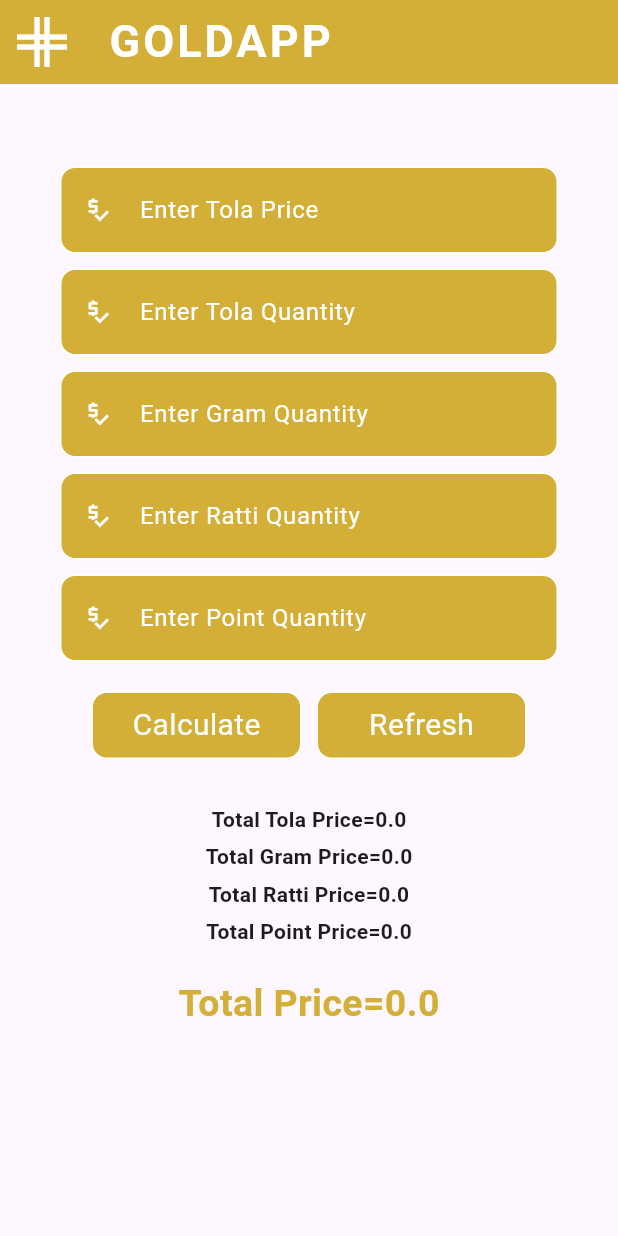
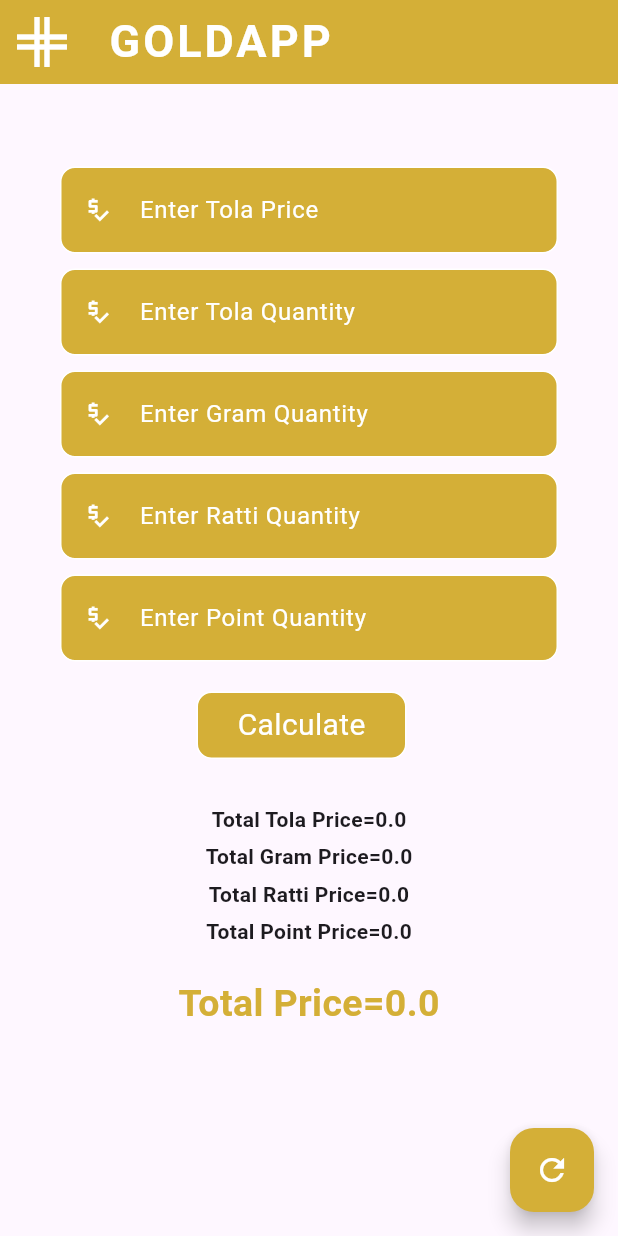
Before and after one commit to rehman3512/Gold-Calculation-App, a Flutter app: the screen it shows after launch, after a tap on "Calculate", on a phone screen of 412 x 824 dp. Run offline on Flutter 3.47's test engine with Material 3 defaults, Android fonts, the phone set to English and light mode, and no system bars; our stand-ins replace get.

```diff
--- a/lib/GoldApp.dart
+++ b/lib/GoldApp.dart
@@ -1,4 +1,5 @@
 import 'package:flutter/material.dart';
+import 'package:get/get.dart';
 
 class GoldApp extends StatefulWidget {
   const GoldApp({super.key});
@@ -20,6 +21,131 @@ class _GoldAppState extends State<GoldApp> {
   double rattip=0;
   double pointp=0;
 
+  // Function
+  // 1st function refreshed button
+  void refreshed()
+  {
+    if(tolapriceController.text=="" && tolaquantityController.text==" "
+        && mashaQuantityController.text==" " && rattiQuantityController.text==" "
+        && pointQuantityContoller.text==" ")
+    {
+      Get.defaultDialog(
+        title: "Information",
+        content: Text("The field is already empty"),
+        actions: [
+          Column(children: [
+            Icon(Icons.info,color: Colors.red,),
+            TextButton(onPressed: (){
+              Get.back();
+              setState(() {
+
+              });
+            }, child: Text("Ok")),
+          ],),
+        ],
+      );
+    }
+    else
+    {
+      Get.defaultDialog(
+        title: "information",
+        content: Text("Are you sure you want to refresh it"),
+        actions: [
+          Row(
+            mainAxisAlignment: MainAxisAlignment.spaceEvenly,
+            children: [
+              Container(
+                child: TextButton(onPressed: (){
+                  Get.back();
+                  setState(() {
+
+                  });
+                }, child: Text("No")),
+              ),
+              Container(
+                child: TextButton(onPressed: (){
+                  tolapriceController.clear();
+                  tolaquantityController.clear();
+                  mashaQuantityController.clear();
+                  rattiQuantityController.clear();
+                  pointQuantityContoller.clear();
+                  setState(() {
+
+                  });
+                }, child: Text("Yes"),),
+              ),
+            ],)
+        ],
+      );
+    }
+  }
+  // 2nd function calculation button
+  void calculate()
+  {
+    if (tolapriceController.text==" ")
+    {
+      Get.snackbar(
+          "Error","Please enter gold price",colorText: Colors.deepOrange,
+          backgroundColor: Colors.white,
+          icon: Icon(Icons.warning,color: Colors.red,)
+      );
+    }
+    else
+    {
+      if(tolaquantityController.text==" ")
+      {
+        tolaquantityController.text='0';
+      }
+      if(mashaQuantityController.text==" ")
+      {
+        mashaQuantityController.text='0';
+      }
+      if(rattiQuantityController.text==" ")
+      {
+        rattiQuantityController.text='0';
+      }
+      if(pointQuantityContoller.text==" ")
+      {
+        pointQuantityContoller.text='0';
+      }
+    }
+
+    double tolaprice;
+    double tolaquantity;
+    double mashaprice;
+    double mashaquantity;
+    double totalmashaprice;
+    double rattiQuantity;
+    double rattiprice;
+    double totalrattiprice;
+    double pointQuantity;
+    double pointprice;
+    double totalpointprice;
+
+    tolaprice = double.parse(tolapriceController.text);
+    tolaquantity = double.parse(tolaquantityController.text);
+    mashaquantity = double.parse(mashaQuantityController.text);
+    rattiQuantity = double.parse(rattiQuantityController.text);
+    pointQuantity = double.parse(pointQuantityContoller.text);
+    mashaprice = tolaprice/12;
+    totalmashaprice = mashaquantity*mashaprice;
+    rattiprice = tolaprice/96;
+    totalrattiprice = rattiQuantity*rattiprice;
+    pointprice = tolaprice/217;
+    totalpointprice = pointQuantity*pointprice;
+
+    total = (tolaprice*tolaquantity)+totalmashaprice+
+        totalrattiprice+totalpointprice;
+    tolap = tolaquantity*tolaprice;
+    mashap = totalmashaprice;
+    rattip = totalrattiprice;
+    pointp = totalpointprice;
+
+    setState(() {
+
+    });
+  }
+
   @override
   Widget build(BuildContext context) {
     return Scaffold(
@@ -29,6 +155,13 @@ class _GoldAppState extends State<GoldApp> {
         title: Text('GOLDAPP',style: TextStyle(color: Colors.white,fontSize: 30,
           fontWeight: FontWeight.bold,letterSpacing: 2,
         ),),
+      ),
+      floatingActionButton: FloatingActionButton(onPressed: (){
+        refreshed();
+      },
+       backgroundColor: Color(0xFFD4AF37),
+      child: Center(child: Icon(Icons.refresh,
+        color: Colors.white,),),
       ),
       body: SingleChildScrollView(
         child: Center(child: Column(children: [
@@ -128,41 +261,7 @@ class _GoldAppState extends State<GoldApp> {
             mainAxisAlignment: MainAxisAlignment.center,
             children: [
               InkWell(onTap: (){
-                double tolaprice;
-                double tolaquantity;
-                double mashaprice;
-                double mashaquantity;
-                double totalmashaprice;
-                double rattiQuantity;
-                double rattiprice;
-                double totalrattiprice;
-                double pointQuantity;
-                double pointprice;
-                double totalpointprice;
-
-                tolaprice = double.parse(tolapriceController.text);
-                tolaquantity = double.parse(tolaquantityController.text);
-                mashaquantity = double.parse(mashaQuantityController.text);
-                rattiQuantity = double.parse(rattiQuantityController.text);
-                pointQuantity = double.parse(pointQuantityContoller.text);
-                mashaprice = tolaprice/12;
-                totalmashaprice = mashaquantity*mashaprice;
-                rattiprice = tolaprice/96;
-                totalrattiprice = rattiQuantity*rattiprice;
-                pointprice = tolaprice/217;
-                totalpointprice = pointQuantity*pointprice;
-
-                total = (tolaprice*tolaquantity)+totalmashaprice+
-                    totalrattiprice+totalpointprice;
-                tolap = tolaquantity*tolaprice;
-                mashap = totalmashaprice;
-                rattip = totalrattiprice;
-                pointp = totalpointprice;
-
-                setState(() {
-
-                });
-
+                calculate();
               },
                 child: Container(height: 45, width: 140,
                   decoration: BoxDecoration(
@@ -177,27 +276,27 @@ class _GoldAppState extends State<GoldApp> {
                   ),),
                 ),),
               SizedBox(width : 10,),
-              InkWell(
-                onTap: (){
-                  Navigator.push(context, MaterialPageRoute(builder: (context)=>GoldApp(),
-                  ),);
-
-                  setState(() {
-
-                  });
-                },
-                child: Container(height: 45,width: 140,
-                  decoration: BoxDecoration(
-                    color: Color(0xFFD4AF37),
-                    border: Border.all(color: Colors.white),
-                    borderRadius: BorderRadius.circular(10),
-                  ),
-                  child: Center(child: Text('Refresh',style: TextStyle(
-                    color: Colors.white,
-                    fontSize: 20,
-                  ),),),
-                ),
-              )
+              // InkWell(
+              //   onTap: (){
+              //     Navigator.push(context, MaterialPageRoute(builder: (context)=>GoldApp(),
+              //     ),);
+              //
+              //     setState(() {
+              //
+              //     });
+              //   },
+              //   child: Container(height: 45,width: 140,
+              //     decoration: BoxDecoration(
+              //       color: Color(0xFFD4AF37),
+              //       border: Border.all(color: Colors.white),
+              //       borderRadius: BorderRadius.circular(10),
+              //     ),
+              //     child: Center(child: Text('Refresh',style: TextStyle(
+              //       color: Colors.white,
+              //       fontSize: 20,
+              //     ),),),
+              //   ),
+              // )
             ],),
           SizedBox(height: 30,),
           Text('Total Tola Price=$tolap',style: TextStyle(fontWeight: FontWeight.w600),),
```
